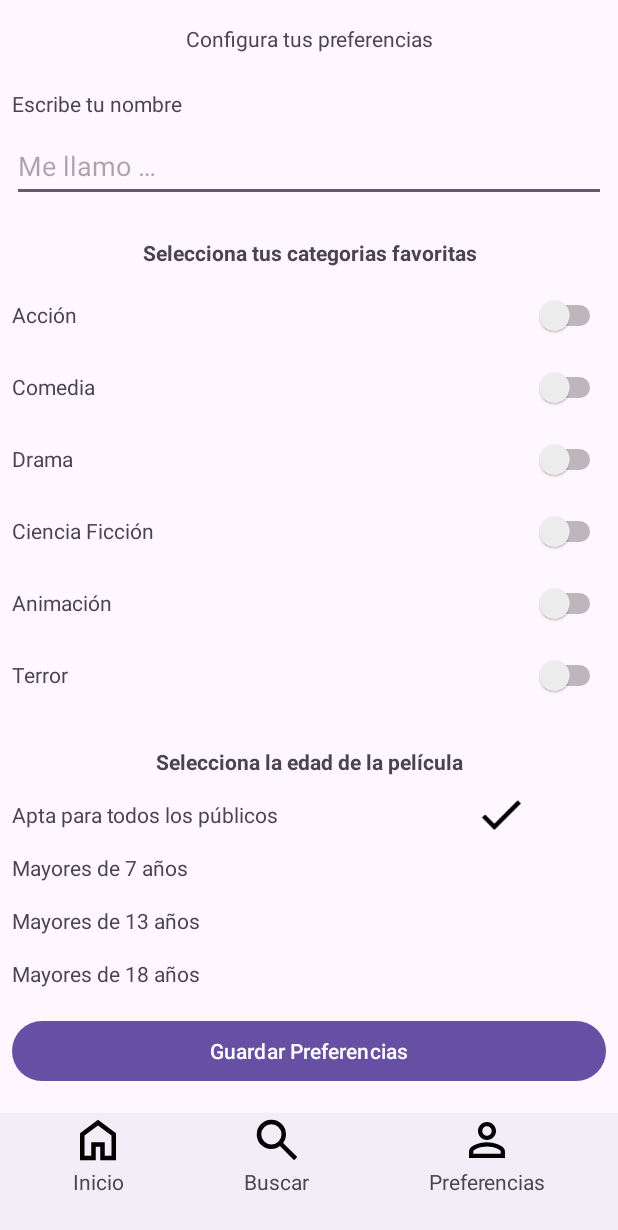
After one commit to botmenoff/Proyecto_UF1_Android, an Android app: the PreferenciasView screen opened directly, with no data from a screen before it, on a phone screen of 412 x 824 dp. The commit adds this screen. Shown: the top 1230 px of the screen. Run offline under Robolectric (Android 15) with nearby library versions, the phone set to English and light mode, and no system bars.

Commit message:
DEV: WIP: Creación de la view PreferenciasView

```diff
--- a/app/src/main/AndroidManifest.xml
+++ b/app/src/main/AndroidManifest.xml
@@ -15,9 +15,12 @@
         android:theme="@style/Theme.Android_Project"
         tools:targetApi="31">
         <activity
+            android:name=".PreferenciasView"
+            android:exported="false" />
+        <activity
             android:name=".DetailsPeliculaView"
             android:exported="true"
-            android:parentActivityName=".MainActivity"/>
+            android:parentActivityName=".MainActivity" />
         <activity
             android:name=".MainActivity"
             android:exported="true">
--- a/app/src/main/java/com/example/android_project/MainActivity.kt
+++ b/app/src/main/java/com/example/android_project/MainActivity.kt
@@ -1,5 +1,6 @@
 package com.example.android_project
 
+import android.content.Intent
 import androidx.appcompat.app.AppCompatActivity
 import android.os.Bundle
 import androidx.recyclerview.widget.LinearLayoutManager
@@ -100,5 +101,16 @@ class MainActivity : AppCompatActivity() {
         val pelisTerrorLayout = binding.rvPeliculasTerror
         pelisTerrorLayout.adapter = listPeliculasTerrorAdapter
         pelisTerrorLayout.layoutManager = LinearLayoutManager(this, LinearLayoutManager.HORIZONTAL, false)
+
+
+        /**
+         * MENU
+         */
+        var lyPreferencias = binding.lyPreferencias
+
+        lyPreferencias.setOnClickListener {
+            val intent = Intent(this, PreferenciasView::class.java)
+            startActivity(intent)
+        }
     }
 }
--- /dev/null
+++ b/app/src/main/java/com/example/android_project/PreferenciasView.kt
@@ -0,0 +1,89 @@
+package com.example.android_project
+
+import androidx.appcompat.app.AppCompatActivity
+import android.os.Bundle
+import android.view.View
+import com.example.android_project.databinding.ActivityMainBinding
+import com.example.android_project.databinding.ActivityPreferenciasViewBinding
+
+class PreferenciasView : AppCompatActivity() {
+
+    private lateinit var binding: ActivityPreferenciasViewBinding
+
+
+    override fun onCreate(savedInstanceState: Bundle?) {
+        super.onCreate(savedInstanceState)
+        setContentView(R.layout.activity_preferencias_view)
+
+        binding = ActivityPreferenciasViewBinding.inflate(layoutInflater)
+        setContentView(binding.root)
+
+        var ivCheckTodosPublicos = binding.ivCheckTodosPublicos
+        var ivCheckSiete = binding.ivCheckSiete
+        var ivCheckTrece = binding.ivCheckTrece
+        var ivCheckDieciocho = binding.ivCheckDieciocho
+
+        var lyTodosPublicos = binding.lyTodosPublicos
+        var lyMasSiete = binding.lyMasSiete
+        var lyMasTrece = binding.lyMasTrece
+        var lyMasDieciocho = binding.lyMasDieciocho
+
+        /**
+         * Esta variable nos permitira saber cual es el layout que ha elegido el usuario
+         */
+        var layoutSeleccionado = lyTodosPublicos
+        var ivCheckSelecionado = ivCheckTodosPublicos
+
+        /**
+         * Evento que muestra el check del LY "Apto para todos los públicos"
+         */
+        lyTodosPublicos.setOnClickListener {
+            if (layoutSeleccionado != lyTodosPublicos) {
+                ivCheckSelecionado.visibility = View.INVISIBLE // Ocultamos el Check del LY anterior
+                ivCheckTodosPublicos.visibility = View.VISIBLE
+
+                layoutSeleccionado = lyTodosPublicos // Actualizamos los LY y IV seleccionado
+                ivCheckSelecionado = ivCheckTodosPublicos
+            }
+        }
+
+        /**
+         * Evento que muestra el check del LY "Mayores de 7 años"
+         */
+        lyMasSiete.setOnClickListener {
+            if (layoutSeleccionado != lyMasSiete) {
+                ivCheckSelecionado.visibility = View.INVISIBLE // Ocultamos el Check del LY anterior
+                ivCheckSiete.visibility = View.VISIBLE
+
+                layoutSeleccionado = lyMasSiete // Actualizamos los LY y IV seleccionado
+                ivCheckSelecionado = ivCheckSiete
+            }
+        }
+
+        /**
+         * Evento que muestra el check del LY "Mayores de 13 años"
+         */
+        lyMasTrece.setOnClickListener {
+            if (layoutSeleccionado != lyMasTrece) {
+                ivCheckSelecionado.visibility = View.INVISIBLE // Ocultamos el Check del LY anterior
+                ivCheckTrece.visibility = View.VISIBLE
+
+                layoutSeleccionado = lyMasTrece // Actualizamos los LY y IV seleccionado
+                ivCheckSelecionado = ivCheckTrece
+            }
+        }
+
+        /**
+         * Evento que muestra el check del LY "Mayores de 18 años"
+         */
+        lyMasDieciocho.setOnClickListener {
+            if (layoutSeleccionado != lyMasDieciocho) {
+                ivCheckSelecionado.visibility = View.INVISIBLE // Ocultamos el Check del LY anterior
+                ivCheckDieciocho.visibility = View.VISIBLE
+
+                layoutSeleccionado = lyMasDieciocho // Actualizamos los LY y IV seleccionado
+                ivCheckSelecionado = ivCheckDieciocho
+            }
+        }
+    }
+}
--- /dev/null
+++ b/app/src/main/res/drawable/check_24.xml
@@ -0,0 +1,5 @@
+<vector android:height="24dp" android:tint="#000000"
+    android:viewportHeight="24" android:viewportWidth="24"
+    android:width="24dp" xmlns:android="http://schemas.android.com/apk/res/android">
+    <path android:fillColor="@android:color/white" android:pathData="M9,16.17L4.83,12l-1.42,1.41L9,19 21,7l-1.41,-1.41z"/>
+</vector>
--- a/app/src/main/res/layout/activity_main.xml
+++ b/app/src/main/res/layout/activity_main.xml
@@ -233,16 +233,15 @@
     <!-- MENU -->
     <com.google.android.material.bottomnavigation.BottomNavigationView
         android:id="@+id/bottomNavigationView"
-        android:layout_width="406dp"
-        android:layout_height="90dp"
+        android:layout_width="match_parent"
+        android:layout_height="wrap_content"
         android:layout_marginTop="8dp"
         android:paddingStart="8dp"
         android:paddingEnd="8dp"
         app:layout_constraintBottom_toBottomOf="parent"
         app:layout_constraintEnd_toEndOf="parent"
         app:layout_constraintStart_toStartOf="parent"
-        app:layout_constraintTop_toBottomOf="@+id/scrollView2"
-        app:layout_constraintVertical_bias="0.981">
+        app:layout_constraintTop_toBottomOf="@+id/scrollView2">
 
         <LinearLayout
             android:layout_width="match_parent"
@@ -260,8 +259,8 @@
                 android:orientation="vertical">
 
                 <ImageView
-                    android:layout_width="48dp"
-                    android:layout_height="48dp"
+                    android:layout_width="36dp"
+                    android:layout_height="36dp"
                     android:src="@drawable/home_24" />
 
                 <TextView
@@ -280,8 +279,8 @@
                 android:orientation="vertical">
 
                 <ImageView
-                    android:layout_width="48dp"
-                    android:layout_height="48dp"
+                    android:layout_width="36dp"
+                    android:layout_height="36dp"
                     android:src="@drawable/search_24" />
 
                 <TextView
@@ -300,8 +299,8 @@
                 android:orientation="vertical">
 
                 <ImageView
-                    android:layout_width="48dp"
-                    android:layout_height="48dp"
+                    android:layout_width="36dp"
+                    android:layout_height="36dp"
                     android:src="@drawable/preferencias_24" />
 
                 <TextView
--- /dev/null
+++ b/app/src/main/res/layout/activity_preferencias_view.xml
@@ -0,0 +1,421 @@
+<?xml version="1.0" encoding="utf-8"?>
+<androidx.constraintlayout.widget.ConstraintLayout xmlns:android="http://schemas.android.com/apk/res/android"
+    xmlns:app="http://schemas.android.com/apk/res-auto"
+    xmlns:tools="http://schemas.android.com/tools"
+    android:layout_width="match_parent"
+    android:layout_height="match_parent"
+    tools:context=".PreferenciasView">
+
+    <TextView
+        android:id="@+id/textView"
+        android:layout_width="wrap_content"
+        android:layout_height="wrap_content"
+        android:layout_marginStart="8dp"
+        android:layout_marginTop="16dp"
+        android:layout_marginEnd="8dp"
+        android:text="@string/tv_preferencias"
+        app:layout_constraintEnd_toEndOf="parent"
+        app:layout_constraintStart_toStartOf="parent"
+        app:layout_constraintTop_toTopOf="parent" />
+
+    <LinearLayout
+        android:id="@+id/linearLayout"
+        android:layout_width="match_parent"
+        android:layout_height="wrap_content"
+        android:layout_marginStart="8dp"
+        android:layout_marginTop="16dp"
+        android:layout_marginEnd="8dp"
+        android:orientation="vertical"
+        app:layout_constraintEnd_toEndOf="parent"
+        app:layout_constraintStart_toStartOf="parent"
+        app:layout_constraintTop_toBottomOf="@+id/textView">
+
+        <TextView
+            android:id="@+id/textView2"
+            android:layout_width="match_parent"
+            android:layout_height="wrap_content"
+            android:paddingTop="8dp"
+            android:paddingBottom="8dp"
+            android:text="@string/tv_escribir_nombre" />
+
+        <com.google.android.material.textfield.TextInputEditText
+            android:layout_width="match_parent"
+            android:layout_height="wrap_content"
+            android:hint="@string/inp_nombre"
+            android:minHeight="48dp" />
+    </LinearLayout>
+
+    <LinearLayout
+        android:id="@+id/linearLayout2"
+        android:layout_width="match_parent"
+        android:layout_height="wrap_content"
+        android:layout_marginStart="8dp"
+        android:layout_marginTop="16dp"
+        android:layout_marginEnd="8dp"
+        android:orientation="vertical"
+        app:layout_constraintEnd_toEndOf="parent"
+        app:layout_constraintStart_toStartOf="parent"
+        app:layout_constraintTop_toBottomOf="@+id/linearLayout">
+
+        <TextView
+            android:id="@+id/textView3"
+            android:layout_width="match_parent"
+            android:layout_height="wrap_content"
+            android:gravity="center"
+            android:paddingTop="8dp"
+            android:paddingBottom="8dp"
+            android:text="@string/tv_categorias_favoritas"
+            android:textStyle="bold" />
+
+        <LinearLayout
+            android:layout_width="match_parent"
+            android:layout_height="wrap_content"
+            android:orientation="horizontal">
+
+            <TextView
+                android:id="@+id/textView4"
+                android:layout_width="0dp"
+                android:layout_height="wrap_content"
+                android:layout_weight="1"
+                android:paddingTop="8dp"
+                android:paddingBottom="8dp"
+                android:text="@string/tv_categoria_accion" />
+
+            <Switch
+                android:id="@+id/swAccion"
+                android:layout_width="wrap_content"
+                android:layout_height="wrap_content"
+                android:minWidth="48dp"
+                android:minHeight="48dp" />
+        </LinearLayout>
+
+        <LinearLayout
+            android:layout_width="match_parent"
+            android:layout_height="wrap_content"
+            android:orientation="horizontal">
+
+            <TextView
+                android:id="@+id/textView5"
+                android:layout_width="0dp"
+                android:layout_height="wrap_content"
+                android:layout_weight="1"
+                android:paddingTop="8dp"
+                android:paddingBottom="8dp"
+                android:text="@string/tv_categoria_comedia" />
+
+            <Switch
+                android:id="@+id/swComedia"
+                android:layout_width="wrap_content"
+                android:layout_height="wrap_content"
+                android:minWidth="48dp"
+                android:minHeight="48dp" />
+        </LinearLayout>
+
+        <LinearLayout
+            android:layout_width="match_parent"
+            android:layout_height="wrap_content"
+            android:orientation="horizontal">
+
+            <TextView
+                android:id="@+id/textView6"
+                android:layout_width="0dp"
+                android:layout_height="wrap_content"
+                android:layout_weight="1"
+                android:paddingTop="8dp"
+                android:paddingBottom="8dp"
+                android:text="@string/tv_categoria_drama" />
+
+            <Switch
+                android:id="@+id/swDrama"
+                android:layout_width="wrap_content"
+                android:layout_height="wrap_content"
+                android:minWidth="48dp"
+                android:minHeight="48dp" />
+        </LinearLayout>
+
+        <LinearLayout
+            android:layout_width="match_parent"
+            android:layout_height="wrap_content"
+            android:orientation="horizontal">
+
+            <TextView
+                android:id="@+id/textView7"
+                android:layout_width="0dp"
+                android:layout_height="wrap_content"
+                android:layout_weight="1"
+                android:paddingTop="8dp"
+                android:paddingBottom="8dp"
+                android:text="@string/tv_categoria_cienciaficcion" />
+
+            <Switch
+                android:id="@+id/swCienciaFiccion"
+                android:layout_width="wrap_content"
+                android:layout_height="wrap_content"
+                android:minWidth="48dp"
+                android:minHeight="48dp" />
+        </LinearLayout>
+
+        <LinearLayout
+            android:layout_width="match_parent"
+            android:layout_height="wrap_content"
+            android:orientation="horizontal">
+
+            <TextView
+                android:id="@+id/textView8"
+                android:layout_width="0dp"
+                android:layout_height="wrap_content"
+                android:layout_weight="1"
+                android:paddingTop="8dp"
+                android:paddingBottom="8dp"
+                android:text="@string/tv_categoria_animacion" />
+
+            <Switch
+                android:id="@+id/swAnimacion"
+                android:layout_width="wrap_content"
+                android:layout_height="wrap_content"
+                android:minWidth="48dp"
+                android:minHeight="48dp" />
+        </LinearLayout>
+
+        <LinearLayout
+            android:layout_width="match_parent"
+            android:layout_height="wrap_content"
+            android:orientation="horizontal">
+
+            <TextView
+                android:id="@+id/textView9"
+                android:layout_width="0dp"
+                android:layout_height="wrap_content"
+                android:layout_weight="1"
+                android:paddingTop="8dp"
+                android:paddingBottom="8dp"
+                android:text="@string/tv_categoria_terror" />
+
+            <Switch
+                android:id="@+id/swTerror"
+                android:layout_width="wrap_content"
+                android:layout_height="wrap_content"
+                android:minWidth="48dp"
+                android:minHeight="48dp" />
+        </LinearLayout>
+
+    </LinearLayout>
+
+    <LinearLayout
+        android:id="@+id/linearLayout3"
+        android:layout_width="match_parent"
+        android:layout_height="wrap_content"
+        android:layout_marginStart="8dp"
+        android:layout_marginTop="16dp"
+        android:layout_marginEnd="8dp"
+        android:orientation="vertical"
+        app:layout_constraintEnd_toEndOf="parent"
+        app:layout_constraintStart_toStartOf="parent"
+        app:layout_constraintTop_toBottomOf="@+id/linearLayout2">
+
+        <TextView
+            android:id="@+id/textView10"
+            android:layout_width="match_parent"
+            android:layout_height="wrap_content"
+            android:gravity="center"
+            android:paddingTop="8dp"
+            android:paddingBottom="8dp"
+            android:text="@string/tv_seleccionar_edad"
+            android:textStyle="bold" />
+
+        <LinearLayout
+            android:id="@+id/ly_todos_publicos"
+            android:layout_width="match_parent"
+            android:layout_height="wrap_content"
+            android:orientation="horizontal">
+
+            <TextView
+                android:id="@+id/textView11"
+                android:layout_width="140dp"
+                android:layout_height="wrap_content"
+                android:layout_weight="1"
+                android:paddingTop="8dp"
+                android:paddingBottom="8dp"
+                android:text="@string/tv_apta_todos_publicos" />
+
+            <ImageView
+                android:id="@+id/iv_check_todos_publicos"
+                android:layout_width="wrap_content"
+                android:layout_height="match_parent"
+                android:layout_weight="1"
+                app:srcCompat="@drawable/check_24" />
+        </LinearLayout>
+
+        <LinearLayout
+            android:id="@+id/ly_mas_siete"
+            android:layout_width="match_parent"
+            android:layout_height="wrap_content"
+            android:orientation="horizontal">
+
+            <TextView
+                android:id="@+id/textView12"
+                android:layout_width="140dp"
+                android:layout_height="wrap_content"
+                android:layout_weight="1"
+                android:paddingTop="8dp"
+                android:paddingBottom="8dp"
+                android:text="@string/tv_mayores_siete" />
+
+            <ImageView
+                android:id="@+id/iv_check_siete"
+                android:layout_width="wrap_content"
+                android:layout_height="match_parent"
+                android:layout_weight="1"
+                android:visibility="invisible"
+                app:srcCompat="@drawable/check_24" />
+        </LinearLayout>
+
+        <LinearLayout
+            android:id="@+id/ly_mas_trece"
+            android:layout_width="match_parent"
+            android:layout_height="wrap_content"
+            android:orientation="horizontal">
+
+            <TextView
+                android:id="@+id/textView13"
+                android:layout_width="140dp"
+                android:layout_height="wrap_content"
+                android:layout_weight="1"
+                android:paddingTop="8dp"
+                android:paddingBottom="8dp"
+                android:text="@string/tv_mayores_trece" />
+
+            <ImageView
+                android:id="@+id/iv_check_trece"
+                android:layout_width="wrap_content"
+                android:layout_height="match_parent"
+                android:layout_weight="1"
+                android:visibility="invisible"
+                app:srcCompat="@drawable/check_24" />
+        </LinearLayout>
+
+        <LinearLayout
+            android:id="@+id/ly_mas_dieciocho"
+            android:layout_width="match_parent"
+            android:layout_height="wrap_content"
+            android:orientation="horizontal">
+
+            <TextView
+                android:id="@+id/textView14"
+                android:layout_width="140dp"
+                android:layout_height="wrap_content"
+                android:layout_weight="1"
+                android:paddingTop="8dp"
+                android:paddingBottom="8dp"
+                android:text="@string/tv_mayores_dieciocho" />
+
+            <ImageView
+                android:id="@+id/iv_check_dieciocho"
+                android:layout_width="wrap_content"
+                android:layout_height="match_parent"
+                android:layout_weight="1"
+                android:visibility="invisible"
+                app:srcCompat="@drawable/check_24" />
+        </LinearLayout>
+    </LinearLayout>
+
+    <Button
+        android:id="@+id/btn_guardar"
+        android:layout_width="0dp"
+        android:layout_height="wrap_content"
+        android:layout_marginStart="8dp"
+        android:layout_marginTop="8dp"
+        android:layout_marginEnd="8dp"
+        android:layout_marginBottom="8dp"
+        android:text="@string/btn_guardar"
+        app:layout_constraintBottom_toTopOf="@+id/bottomNavigationView"
+        app:layout_constraintEnd_toEndOf="parent"
+        app:layout_constraintHorizontal_bias="0.497"
+        app:layout_constraintStart_toStartOf="parent"
+        app:layout_constraintTop_toBottomOf="@+id/linearLayout3" />
+
+    <!-- MENU -->
+    <com.google.android.material.bottomnavigation.BottomNavigationView
+        android:id="@+id/bottomNavigationView"
+        android:layout_width="match_parent"
+        android:layout_height="wrap_content"
+        android:layout_marginTop="8dp"
+        android:paddingStart="8dp"
+        android:paddingEnd="8dp"
+        app:layout_constraintBottom_toBottomOf="parent"
+        app:layout_constraintEnd_toEndOf="parent"
+        app:layout_constraintStart_toStartOf="parent"
+        app:layout_constraintTop_toBottomOf="@+id/btn_guardar">
+
+        <LinearLayout
+            android:layout_width="match_parent"
+            android:layout_height="wrap_content"
+            android:gravity="center"
+            android:orientation="horizontal">
+
+            <!-- Icono Home -->
+            <LinearLayout
+                android:id="@+id/ly_home"
+                android:layout_width="wrap_content"
+                android:layout_height="wrap_content"
+                android:layout_weight="1"
+                android:gravity="center"
+                android:orientation="vertical">
+
+                <ImageView
+                    android:layout_width="36dp"
+                    android:layout_height="36dp"
+                    android:src="@drawable/home_24" />
+
+                <TextView
+                    android:layout_width="wrap_content"
+                    android:layout_height="wrap_content"
+                    android:text="@string/tv_icon_home" />
+            </LinearLayout>
+
+            <!-- Icono Buscador -->
+            <LinearLayout
+                android:id="@+id/ly_buscador"
+                android:layout_width="wrap_content"
+                android:layout_height="wrap_content"
+                android:layout_weight="1"
+                android:gravity="center"
+                android:orientation="vertical">
+
+                <ImageView
+                    android:layout_width="36dp"
+                    android:layout_height="36dp"
+                    android:src="@drawable/search_24" />
+
+                <TextView
+                    android:layout_width="wrap_content"
+                    android:layout_height="wrap_content"
+                    android:text="@string/tv_icon_buscador" />
+            </LinearLayout>
+
+            <!-- Icono Preferencias -->
+            <LinearLayout
+                android:id="@+id/ly_preferencias"
+                android:layout_width="wrap_content"
+                android:layout_height="wrap_content"
+                android:layout_weight="1"
+                android:gravity="center"
+                android:orientation="vertical">
+
+                <ImageView
+                    android:layout_width="36dp"
+                    android:layout_height="36dp"
+                    android:src="@drawable/preferencias_24" />
+
+                <TextView
+                    android:layout_width="wrap_content"
+                    android:layout_height="wrap_content"
+                    android:text="@string/tv_icon_preferencias" />
+            </LinearLayout>
+
+        </LinearLayout>
+
+    </com.google.android.material.bottomnavigation.BottomNavigationView>
+
+
+</androidx.constraintlayout.widget.ConstraintLayout>
--- a/app/src/main/res/values/strings.xml
+++ b/app/src/main/res/values/strings.xml
@@ -15,4 +15,16 @@
     <string name="tv_categoria_cienciaficcion">Ciencia Ficción</string>
     <string name="tv_categoria_animacion">Animación</string>
     <string name="tv_categoria_terror">Terror</string>
+
+    <!-- DetailsView -->
+    <string name="tv_preferencias">Configura tus preferencias</string>
+    <string name="tv_escribir_nombre">Escribe tu nombre</string>
+    <string name="inp_nombre">Me llamo …</string>
+    <string name="tv_categorias_favoritas">Selecciona tus categorias favoritas</string>
+    <string name="tv_seleccionar_edad">Selecciona la edad de la película</string>
+    <string name="tv_apta_todos_publicos">Apta para todos los públicos</string>
+    <string name="tv_mayores_siete">Mayores de 7 años</string>
+    <string name="tv_mayores_trece">Mayores de 13 años</string>
+    <string name="tv_mayores_dieciocho">Mayores de 18 años</string>
+    <string name="btn_guardar">Guardar Preferencias</string>
 </resources>
```
